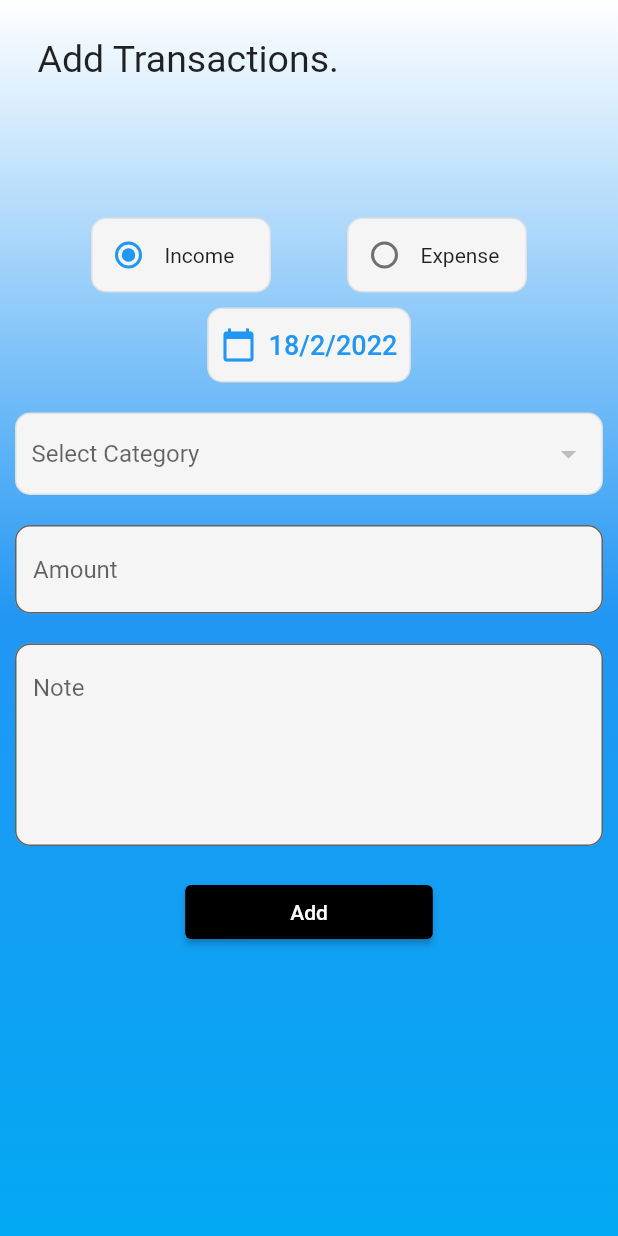
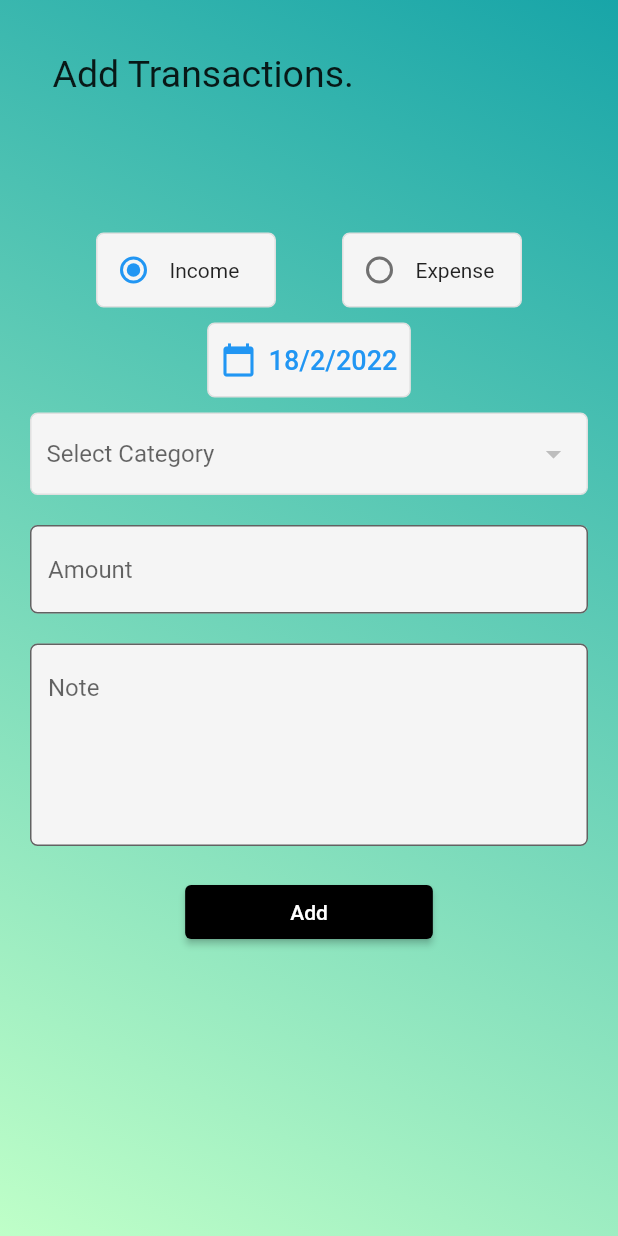
Before and after one commit to Bassambasheer/Mixin-Budget-Handler, a Flutter app: the screen it shows after launch, item 4 of the bottom bar chosen, after a tap on the "add" icon, on a phone screen of 412 x 824 dp. Run offline on Flutter 3.47's test engine with Material 2 defaults, Android fonts, the phone set to English and light mode, and no system bars; our stand-ins replace flutter_local_notifications, flutter_native_timezone, hive_flutter, month_picker_dialog, pie_chart, rxdart and 2 more; accounts and stored records are empty; Roboto replaces fonts that are missing (Robert).

Commit message:
Theme changed

```diff
--- a/lib/screens/add_transactions_screen.dart
+++ b/lib/screens/add_transactions_screen.dart
@@ -1,4 +1,5 @@
 import 'package:flutter/material.dart';
+import 'package:money_management/screens/widgets/add_category.dart';
 import 'package:money_management/utility/category_db.dart';
 import 'package:money_management/utility/transaction_db.dart';
 import 'package:money_management/db_models/category_model.dart';
@@ -28,19 +29,21 @@ class _AddTransactionsState extends State<AddTransactions> {
     super.initState();
   }
 
+  final _formKey = GlobalKey<FormState>();
+
   @override
   Widget build(BuildContext context) {
     return Container(
       decoration: const BoxDecoration(
           gradient: LinearGradient(
-              begin: Alignment.bottomCenter,
-              end: Alignment.topCenter,
-              colors: [Colors.lightBlue, Colors.blue, Colors.white])),
+               begin: Alignment.topRight,
+                end: Alignment.bottomLeft,
+                colors: [Color(0XFF18A5A8),Color(0XFFBFFFC8)])),
       child: Scaffold(
         backgroundColor: Colors.white.withOpacity(0),
         body: SafeArea(
             child: Padding(
-          padding: const EdgeInsets.all(10.0),
+          padding: const EdgeInsets.all(20.0),
           child: ListView(
             children: [
               heading(head: "Add Transactions.", trail: ""),
@@ -53,7 +56,7 @@ class _AddTransactionsState extends State<AddTransactions> {
                     decoration: BoxDecoration(
                       color: Colors.grey.shade100,
                       border: Border.all(color: Colors.grey.shade300),
-                      borderRadius: BorderRadius.circular(10),
+                      borderRadius: BorderRadius.circular(5),
                     ),
                     child: Row(
                       children: [
@@ -75,7 +78,7 @@ class _AddTransactionsState extends State<AddTransactions> {
                     decoration: BoxDecoration(
                       color: Colors.grey.shade100,
                       border: Border.all(color: Colors.grey.shade300),
-                      borderRadius: BorderRadius.circular(10),
+                      borderRadius: BorderRadius.circular(5),
                     ),
                     child: Row(
                       children: [
@@ -102,7 +105,7 @@ class _AddTransactionsState extends State<AddTransactions> {
                     decoration: BoxDecoration(
                       color: Colors.grey.shade100,
                       border: Border.all(color: Colors.grey.shade300),
-                      borderRadius: BorderRadius.circular(10),
+                      borderRadius: BorderRadius.circular(5),
                     ),
                     child: TextButton.icon(
                         onPressed: () async {
@@ -130,13 +133,31 @@ class _AddTransactionsState extends State<AddTransactions> {
                   ),
                 ],
               ),
-              const SizedBox(height: 20),
+              // Column(
+              //   crossAxisAlignment: CrossAxisAlignment.end,
+              //   children: [
+              //     TextButton.icon(
+              //       onPressed: () {
+              //         showCategoryAddPopup(context);
+              //       },
+              //       icon: const Icon(
+              //         Icons.add,
+              //         color: Colors.black,
+              //       ),
+              //       label: const Text(
+              //         "Add a category",
+              //         style: TextStyle(color: Colors.black),
+              //       ),
+              //     ),
+              //   ],
+              // ),
+              const SizedBox(height: 10),
               Container(
                 height: 55,
                 decoration: BoxDecoration(
                   color: Colors.grey.shade100,
                   border: Border.all(color: Colors.grey.shade300),
-                  borderRadius: BorderRadius.circular(10),
+                  borderRadius: BorderRadius.circular(5),
                 ),
                 child: Padding(
                   padding: const EdgeInsets.all(10),
@@ -162,13 +183,24 @@ class _AddTransactionsState extends State<AddTransactions> {
                         _categoryId = selectedValue;
                       });
                     },
-                    onTap: () {},
+                    onTap: () {
+                      setState(() {});
+                    },
                     underline: const SizedBox(),
                   ),
                 ),
               ),
               const SizedBox(height: 20),
+              Form(
+                key: _formKey,
+                child: Column(
+                  children: [
                     TextFormField(
+                      validator: (value) {
+                        if (value == null || value.trim().isEmpty) {
+                          return '*This Field is required';
+                        }
+                      },
                       textInputAction: TextInputAction.next,
                       controller: _amountTextEditingController,
                       keyboardType: TextInputType.number,
@@ -177,10 +209,16 @@ class _AddTransactionsState extends State<AddTransactions> {
                           fillColor: Colors.grey.shade100,
                           filled: true,
                           border: const OutlineInputBorder(
-                        borderRadius: BorderRadius.all(Radius.circular(10)))),
+                              borderRadius:
+                                  BorderRadius.all(Radius.circular(5)))),
                     ),
                     const SizedBox(height: 20),
                     TextFormField(
+                      validator: (value) {
+                        if (value == null || value.trim().isEmpty) {
+                          return '*This Field is required';
+                        }
+                      },
                       textInputAction: TextInputAction.done,
                       controller: _noteTextEditingController,
                       keyboardType: TextInputType.text,
@@ -189,10 +227,13 @@ class _AddTransactionsState extends State<AddTransactions> {
                         fillColor: Colors.grey.shade100,
                         filled: true,
                         border: const OutlineInputBorder(
-                    borderRadius: BorderRadius.all(Radius.circular(10)),
+                          borderRadius: BorderRadius.all(Radius.circular(5)),
                         ),
                       ),
                       maxLines: 5,
+                    ),
+                  ],
+                ),
               ),
               const SizedBox(height: 20),
               Center(
@@ -203,7 +244,9 @@ class _AddTransactionsState extends State<AddTransactions> {
                           horizontal: 70, vertical: 6),
                     ),
                     onPressed: () {
+                      if (_formKey.currentState!.validate()) {
                         addTransaction();
+                      }
                     },
                     child: const Text("Add")),
               )
@@ -215,29 +258,22 @@ class _AddTransactionsState extends State<AddTransactions> {
   }
 
   Future<void> addTransaction() async {
-    final _amountText = _amountTextEditingController.text;
-    final _noteText = _noteTextEditingController.text;
+    final _amountText = _amountTextEditingController.text.trim();
+    final _noteText = _noteTextEditingController.text.trim();
     if (_selectedDate == null) {
       ScaffoldMessenger.of(context)
           .showSnackBar(SnackBar(content: Text("Select a Date")));
       return;
     }
-    // if (_categoryId == null) {
-    //   return;
-    // }
     if (_selectedCategoryModel == null) {
       ScaffoldMessenger.of(context)
           .showSnackBar(SnackBar(content: Text("Choose a category")));
       return;
     }
     if (_amountText.isEmpty) {
-      ScaffoldMessenger.of(context)
-          .showSnackBar(SnackBar(content: Text("Enter the amount")));
       return;
     }
     if (_noteText.isEmpty) {
-      ScaffoldMessenger.of(context)
-          .showSnackBar(SnackBar(content: Text("Enter your note")));
       return;
     }
     final _parsedamount = double.tryParse(_amountText);
--- a/lib/screens/home_screen.dart
+++ b/lib/screens/home_screen.dart
@@ -44,7 +44,7 @@ class HomeScreen extends StatelessWidget {
                     category: "Total Earned",
                     amount: ("\u20B9${income.value}"),
                     boxcolor: Colors.greenAccent.shade400.withOpacity(0.9),
-                    borderclr: Colors.greenAccent.shade700.withOpacity(0.5));
+                    borderclr: Colors.green.withOpacity(0.5));
 
               },
             ),
--- a/lib/screens/main_screen.dart
+++ b/lib/screens/main_screen.dart
@@ -22,9 +22,9 @@ class MainScreen extends StatelessWidget {
     return Container(
         decoration: const BoxDecoration(
             gradient: LinearGradient(
-                begin: Alignment.bottomCenter,
-                end: Alignment.topCenter,
-                colors: [Colors.lightBlue, Colors.blue, Colors.white])),
+                begin: Alignment.topRight,
+                end: Alignment.bottomLeft,
+                colors: [Color(0XFF18A5A8),Color(0XFFBFFFC8)])),
     child:
     Scaffold(
       backgroundColor: Colors.grey.withOpacity(0),
--- a/lib/screens/settings_screen.dart
+++ b/lib/screens/settings_screen.dart
@@ -122,7 +122,7 @@ class _SettingsScreenState extends State<SettingsScreen> {
         child: Card(
           elevation: 3,
           child: ListTile(
-              tileColor: Colors.blue[100],
+              tileColor: Colors.cyan[100],
               title: Center(
                 child: Text(
                   txt,
@@ -139,9 +139,9 @@ class _SettingsScreenState extends State<SettingsScreen> {
     return Container(
       decoration: const BoxDecoration(
           gradient: LinearGradient(
-              begin: Alignment.bottomCenter,
-              end: Alignment.topCenter,
-              colors: [Colors.lightBlue, Colors.blue, Colors.white])),
+               begin: Alignment.topRight,
+                end: Alignment.bottomLeft,
+                colors: [Color(0XFF18A5A8),Color(0XFFBFFFC8)])),
       child: Scaffold(
           backgroundColor: Colors.white.withOpacity(0),
           body: SingleChildScrollView(
@@ -210,12 +210,12 @@ class _SettingsScreenState extends State<SettingsScreen> {
                           child: ListTile(
                             shape: RoundedRectangleBorder(
                                 borderRadius: BorderRadius.circular(10)),
-                            tileColor: Colors.blue[100],
+                            tileColor: Colors.cyan[100],
                             title: Center(
                               child: RichText(
                                   text: TextSpan(
                                       text: sharedTime != null
-                                          ? "Remainder Time : "
+                                          ? "Remainder Time: "
                                           : "Select time ",
                                       style: const TextStyle(
                                         fontSize: 16,
--- a/lib/screens/stats_screen.dart
+++ b/lib/screens/stats_screen.dart
@@ -275,8 +275,8 @@ class _StatsScreenState extends State<StatsScreen>
                       )),
         SizedBox(height: 10),
         TabBar(
-            labelColor: Colors.blueGrey[900],
-            unselectedLabelColor: Colors.grey,
+            labelColor: Colors.black,
+            unselectedLabelColor: Colors.blueGrey.shade600,
             controller: _tabController,
             tabs: const [
               Tab(text: "OVERALL"),
--- a/lib/screens/widgets/expense_categorylists.dart
+++ b/lib/screens/widgets/expense_categorylists.dart
@@ -21,7 +21,7 @@ class ExpenseCategory extends StatelessWidget {
                    shape: RoundedRectangleBorder(
               borderRadius: BorderRadius.circular(15),
             ),
-            color: Colors.blue[100],
+            color: Colors.cyan[100],
             elevation: 4,
                   child: ListTile(
                       onLongPress: () {
--- a/lib/screens/widgets/expense_transactions.dart
+++ b/lib/screens/widgets/expense_transactions.dart
@@ -44,7 +44,7 @@ class ExpenseTransactions extends StatelessWidget {
                         shape: RoundedRectangleBorder(
                           borderRadius: BorderRadius.circular(15),
                         ),
-                        color: Colors.blue[100],
+                        color: Colors.cyan[100],
                         elevation: 4,
                         child: ListTile(
                           leading: CircleAvatar(
--- a/lib/screens/widgets/home_widgets.dart
+++ b/lib/screens/widgets/home_widgets.dart
@@ -14,7 +14,7 @@ Widget card({category, amount, boxcolor, borderclr,context}) {
           color: borderclr,
           spreadRadius: 1,
           blurRadius: 2,
-          offset: const Offset(7, 5), // changes position of shadow
+          offset: const Offset(2, 4), // changes position of shadow
         ),
       ],
     ),
@@ -76,7 +76,7 @@ Widget settingsbutton({text, ontap}) {
       child: Card(
         elevation: 3,
         child: ListTile(
-          tileColor: Colors.blue[100],
+          tileColor: Colors.cyan[100],
           onTap: ontap,
           title: Text(
             text,
--- a/lib/screens/widgets/income_categorylists.dart
+++ b/lib/screens/widgets/income_categorylists.dart
@@ -20,7 +20,7 @@ class IncomeCategory extends StatelessWidget {
                    shape: RoundedRectangleBorder(
               borderRadius: BorderRadius.circular(15),
             ),
-            color: Colors.blue[100],
+            color: Colors.cyan[100],
             elevation: 4,
                   child: ListTile(
                       onLongPress: () {
--- a/lib/screens/widgets/income_transaction.dart
+++ b/lib/screens/widgets/income_transaction.dart
@@ -49,7 +49,7 @@ class _IncomeTransactionsState extends State<IncomeTransactions> {
                         shape: RoundedRectangleBorder(
                           borderRadius: BorderRadius.circular(15),
                         ),
-                        color: Colors.blue[100],
+                        color: Colors.cyan[100],
                         elevation: 4,
                         child: ListTile(
                           leading: CircleAvatar(
--- a/lib/screens/widgets/tab_bar.dart
+++ b/lib/screens/widgets/tab_bar.dart
@@ -25,8 +25,8 @@ class _TabBarWidgetState extends State<TabBarWidget>
     return Column(
       children: [
         TabBar(
-            labelColor: Colors.blueGrey[900],
-            unselectedLabelColor: Colors.grey,
+            labelColor: Colors.black,
+            unselectedLabelColor: Colors.blueGrey.shade600,
             controller: _tabController,
             tabs: const [
               Tab(text: "INCOME"),
--- a/lib/screens/widgets/transactions.dart
+++ b/lib/screens/widgets/transactions.dart
@@ -55,7 +55,7 @@ class Transactions extends StatelessWidget {
                   shape: RoundedRectangleBorder(
                     borderRadius: BorderRadius.circular(15),
                   ),
-                  color: Colors.blue[100],
+                  color: Colors.cyan.shade100,
                   elevation: 4,
                   child: ListTile(
                     leading: CircleAvatar(
```
Also changed, not shown: lib/screens/widgets/add_category.dart (+12 -5 lines), assets/fonts/RobotoCondensed-Bold.ttf. Lines whose indentation alone changed are shown as unchanged.
